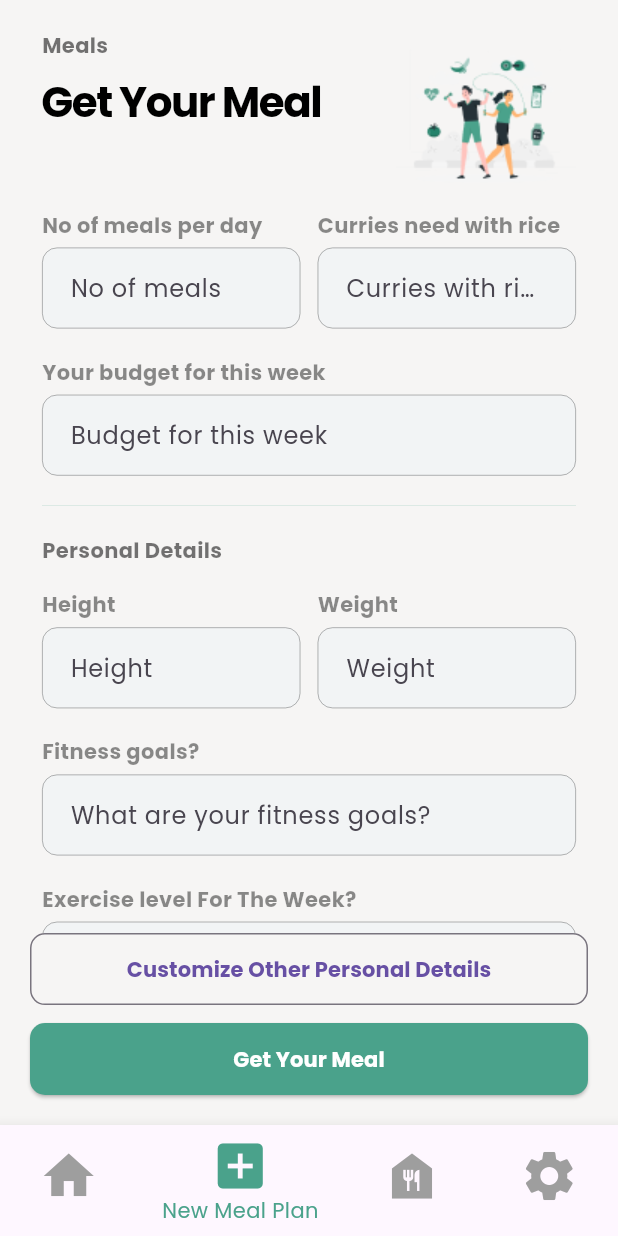
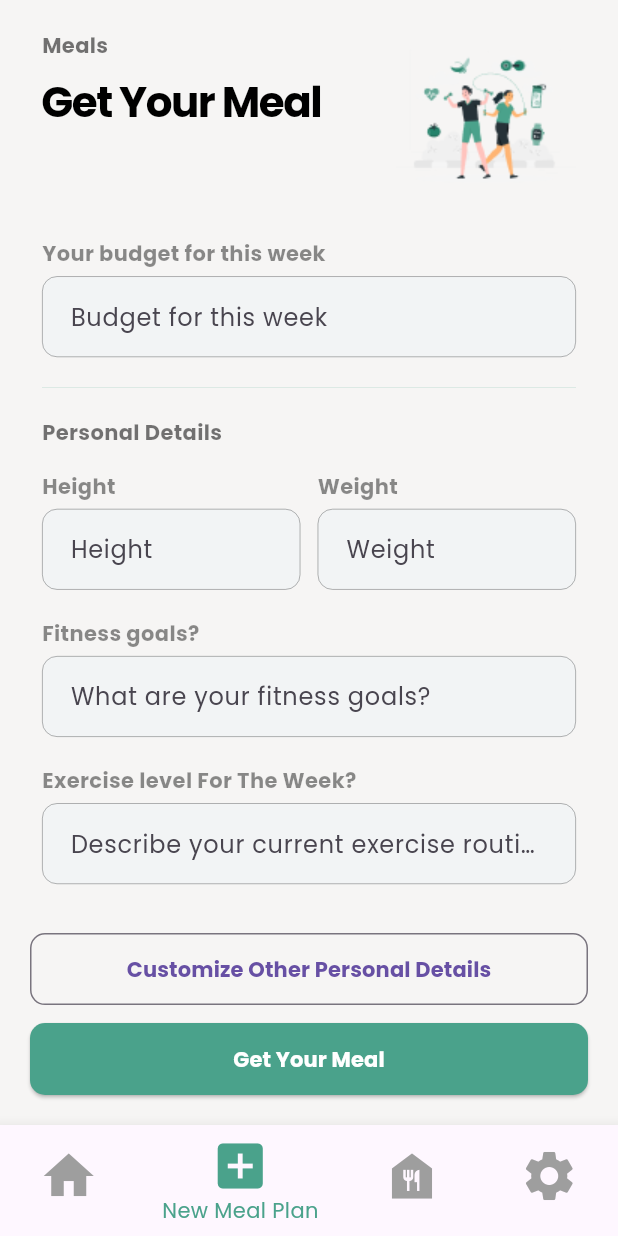
Before and after one commit to pinsara-aasith/coolmeal, a Flutter app: the screen it shows once a user with an empty profile is signed in, item 2 of the bottom bar chosen, on a phone screen of 412 x 824 dp. Run offline on Flutter 3.47's test engine with Material 3 defaults, Android fonts, the phone set to English and light mode, and no system bars; our stand-ins replace awesome_dialog, bloc, cloud_firestore, country_picker, equatable, firebase_auth and 11 more; accounts and stored records are empty.

Commit message:
create meal repository, meal_details_bloc & meal_details

```diff
--- a/coolmeal_app/lib/bloc/app_bloc.dart
+++ b/coolmeal_app/lib/bloc/app_bloc.dart
@@ -1,7 +1,7 @@
 import 'dart:async';
 
 import 'package:bloc/bloc.dart';
-import 'package:coolmeal/bloc/authentication_repository.dart';
+import 'package:coolmeal/repositories/authentication_repository.dart';
 import 'package:coolmeal/models/user.dart';
 import 'package:equatable/equatable.dart';
 
--- a/coolmeal_app/lib/logic/cubit/login_or_signup_cubit.dart
+++ b/coolmeal_app/lib/logic/cubit/login_or_signup_cubit.dart
@@ -1,4 +1,4 @@
-import 'package:coolmeal/bloc/authentication_repository.dart';
+import 'package:coolmeal/repositories/authentication_repository.dart';
 import 'package:coolmeal/routing/routes.dart';
 import 'package:firebase_auth/firebase_auth.dart';
 import 'package:flutter/material.dart';
--- a/coolmeal_app/lib/main.dart
+++ b/coolmeal_app/lib/main.dart
@@ -1,5 +1,5 @@
 import 'package:coolmeal/bloc/app_bloc.dart';
-import 'package:coolmeal/bloc/authentication_repository.dart';
+import 'package:coolmeal/repositories/authentication_repository.dart';
 import 'package:firebase_core/firebase_core.dart';
 import 'package:flutter/material.dart';
 import 'package:flutter_bloc/flutter_bloc.dart';
--- a/coolmeal_app/lib/routing/app_router.dart
+++ b/coolmeal_app/lib/routing/app_router.dart
@@ -1,4 +1,4 @@
-import 'package:coolmeal/bloc/authentication_repository.dart';
+import 'package:coolmeal/repositories/authentication_repository.dart';
 import 'package:coolmeal/screens/lets_start/ui/lets_Start.dart';
 import 'package:coolmeal/screens/complete_profile/ui/complete_profile.dart';
 import 'package:coolmeal/screens/splash_screen/splash_screen.dart';
--- a/coolmeal_app/lib/screens/home/tabs/home_tab/bloc/popular_meals_bloc.dart
+++ b/coolmeal_app/lib/screens/home/tabs/home_tab/bloc/popular_meals_bloc.dart
@@ -1,5 +1,5 @@
 import 'package:bloc/bloc.dart';
-import 'package:coolmeal/models/meals.dart';
+import 'package:coolmeal/models/meal.dart';
 import 'package:cloud_firestore/cloud_firestore.dart';
 import 'package:equatable/equatable.dart';
 
--- a/coolmeal_app/lib/screens/home/tabs/home_tab/home_tab.dart
+++ b/coolmeal_app/lib/screens/home/tabs/home_tab/home_tab.dart
@@ -1,4 +1,4 @@
-import 'package:coolmeal/models/meals.dart';
+import 'package:coolmeal/models/meal.dart';
 import 'package:coolmeal/screens/home/tabs/home_tab/bloc/popular_meals_bloc.dart';
 import 'package:coolmeal/theming/colors.dart';
 import 'package:flutter/material.dart';
--- a/coolmeal_app/lib/screens/home/tabs/new_meal_plan_tab/widgets/generate_meal.dart
+++ b/coolmeal_app/lib/screens/home/tabs/new_meal_plan_tab/widgets/generate_meal.dart
@@ -60,32 +60,32 @@ class _GenerateMealFormState extends State<GenerateMealForm> {
                     assetImagePath:
                         "assets/images/tell_me_more_about_you_2.png"),
 
-                Row(
-                  children: [
-                    Expanded(
-                        child: FormFieldWrapper(
-                      label: "No of meals per day",
-                      textField: TextFormField(
-                          controller: ageController,
-                          decoration:
-                              TextDecorations.getLabellessTextFieldDecoration(
-                                  placeholder: "No of meals", context: context),
-                          keyboardType: TextInputType.number),
-                    )),
-                    Gap(10.w),
-                    Expanded(
-                        child: FormFieldWrapper(
-                      label: "Curries need with rice",
-                      textField: TextFormField(
-                          controller: ageController,
-                          decoration:
-                              TextDecorations.getLabellessTextFieldDecoration(
-                                  placeholder: "Curries with rice",
-                                  context: context),
-                          keyboardType: TextInputType.number),
-                    )),
-                  ],
-                ),
+                // Row(
+                //   children: [
+                //     Expanded(
+                //         child: FormFieldWrapper(
+                //       label: "No of meals per day",
+                //       textField: TextFormField(
+                //           controller: ageController,
+                //           decoration:
+                //               TextDecorations.getLabellessTextFieldDecoration(
+                //                   placeholder: "No of meals", context: context),
+                //           keyboardType: TextInputType.number),
+                //     )),
+                //     Gap(10.w),
+                //     Expanded(
+                //         child: FormFieldWrapper(
+                //       label: "Curries need with rice",
+                //       textField: TextFormField(
+                //           controller: ageController,
+                //           decoration:
+                //               TextDecorations.getLabellessTextFieldDecoration(
+                //                   placeholder: "Curries with rice",
+                //                   context: context),
+                //           keyboardType: TextInputType.number),
+                //     )),
+                //   ],
+                // ),
 
                 Gap(16.h),
                 // Age
--- a/coolmeal_app/lib/screens/home/ui/home_screen.dart
+++ b/coolmeal_app/lib/screens/home/ui/home_screen.dart
@@ -98,8 +98,16 @@ class _HomeBodyState extends State<HomeBody> {
           create: (context) => MealPlanBloc(FirebaseFirestore.instance)
             ..add(FetchMealPlans(currentUser?.email ?? '')),
           child: const GeneratedMealsComboTab()),
-      const Center(
-        child: Text("Settings"),
+      Center(
+        child: BlocBuilder<AppBloc, AppState>(
+          builder: (context, state) {
+            return ElevatedButton(
+                onPressed: () {
+                  context.read<AppBloc>().add(const AppLogoutRequested());
+                },
+                child: const Text("Logout"));
+          },
+        ),
       ),
     ];
 
--- a/coolmeal_app/lib/screens/profile_details_edit/ui/profile_tab.dart
+++ b/coolmeal_app/lib/screens/profile_details_edit/ui/profile_tab.dart
@@ -5,7 +5,6 @@ import 'package:coolmeal/core/widgets/gender_toggle.dart';
 import 'package:coolmeal/screens/complete_profile/ui/widgets/page_header.dart';
 import 'package:coolmeal/theming/colors.dart';
 import 'package:coolmeal/theming/styles.dart';
-import 'package:firebase_auth/firebase_auth.dart';
 import 'package:flutter/material.dart';
 import 'package:flutter_screenutil/flutter_screenutil.dart';
 import 'package:gap/gap.dart';
```
Also changed, not shown: coolmeal_app/lib/repositories/meal_repository.dart (added, +17 -0 lines), coolmeal_app/lib/screens/meal_details/bloc/meal_details_bloc.dart (added, +69 -0 lines), coolmeal_app/lib/screens/meal_details/ui/meal_details.dart (added, +94 -0 lines), coolmeal_app/lib/models/meal.dart (renamed from coolmeal_app/lib/models/meals.dart), coolmeal_app/lib/repositories/authentication_repository.dart (renamed from coolmeal_app/lib/bloc/authentication_repository.dart), 4 other files.
